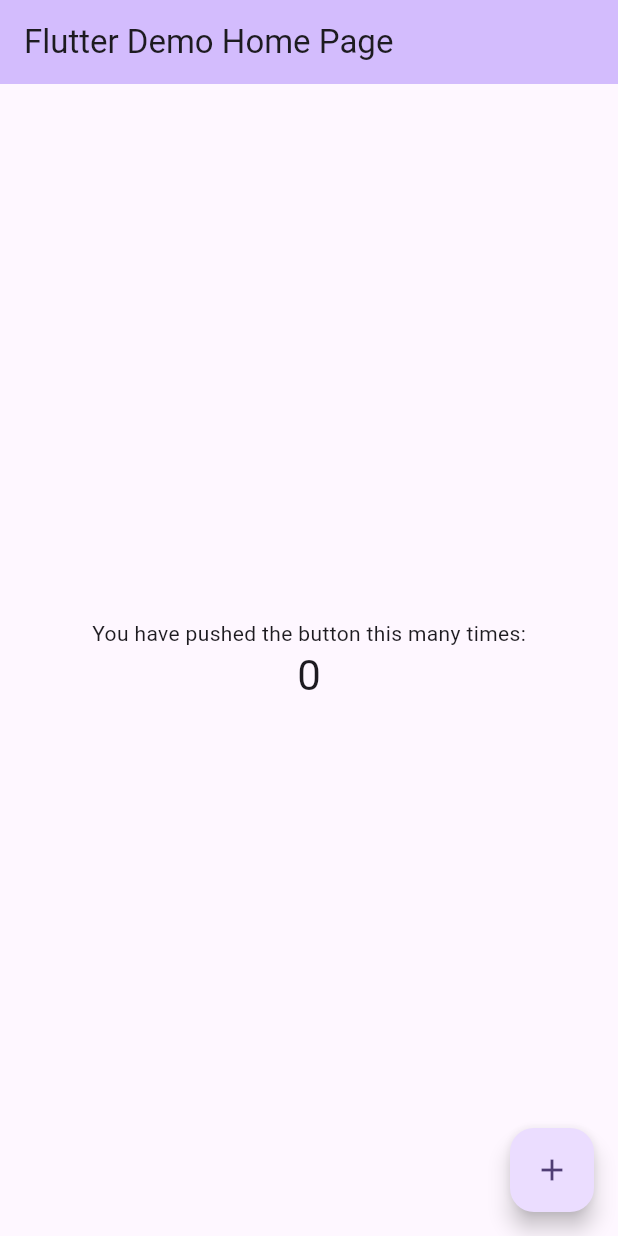
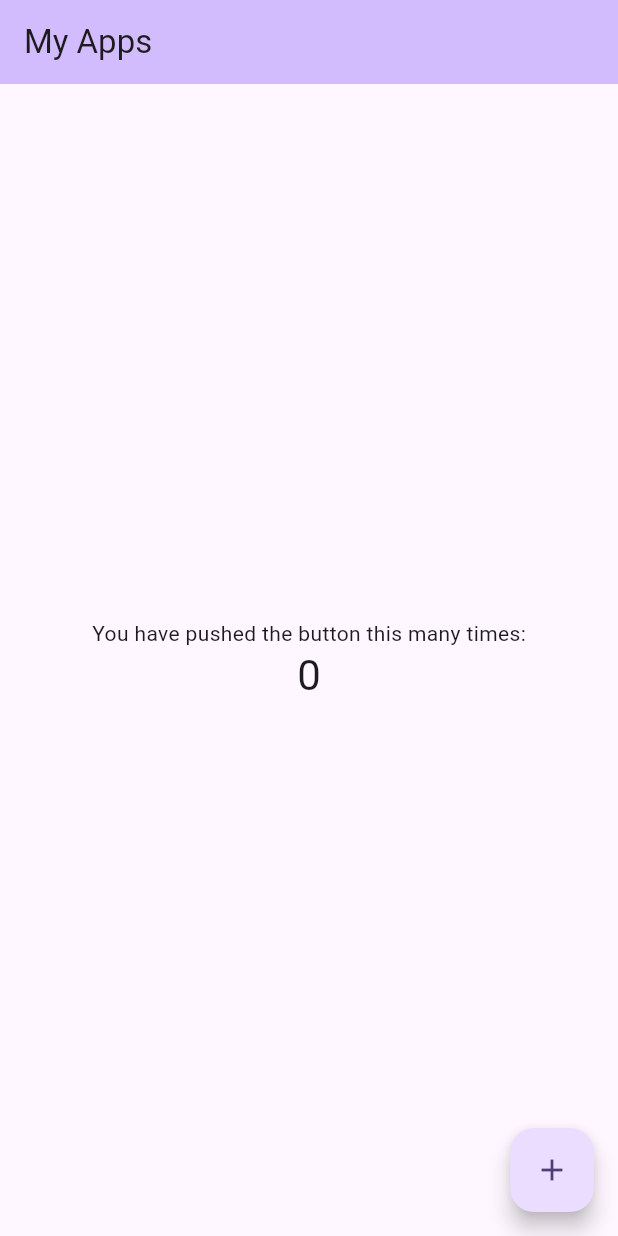
Before and after one commit to 03febs/latihan1, a Flutter app: the screen it shows after launch, on a phone screen of 412 x 824 dp. Run offline on Flutter 3.47's test engine with Material 2 defaults, Android fonts, the phone set to English and light mode, and no system bars.

Commit message:
commit dua

```diff
--- a/lib/main.dart
+++ b/lib/main.dart
@@ -31,7 +31,7 @@ class MyApp extends StatelessWidget {
         colorScheme: ColorScheme.fromSeed(seedColor: Colors.deepPurple),
         useMaterial3: true,
       ),
-      home: const MyHomePage(title: 'Flutter Demo Home Page'),
+      home: const MyHomePage(title: 'My Apps'),
     );
   }
 }
```
